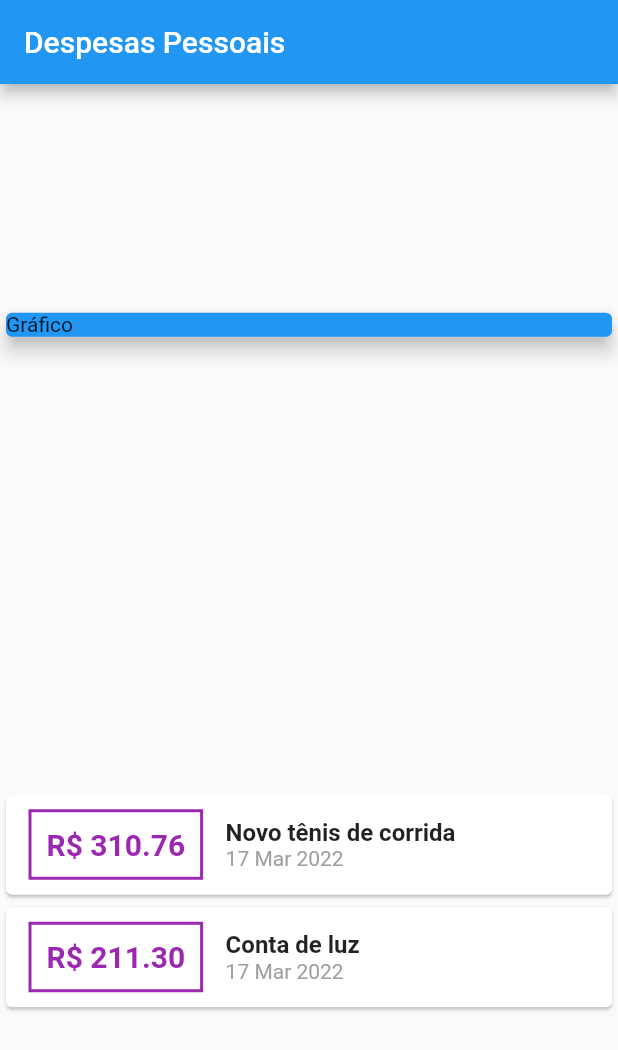
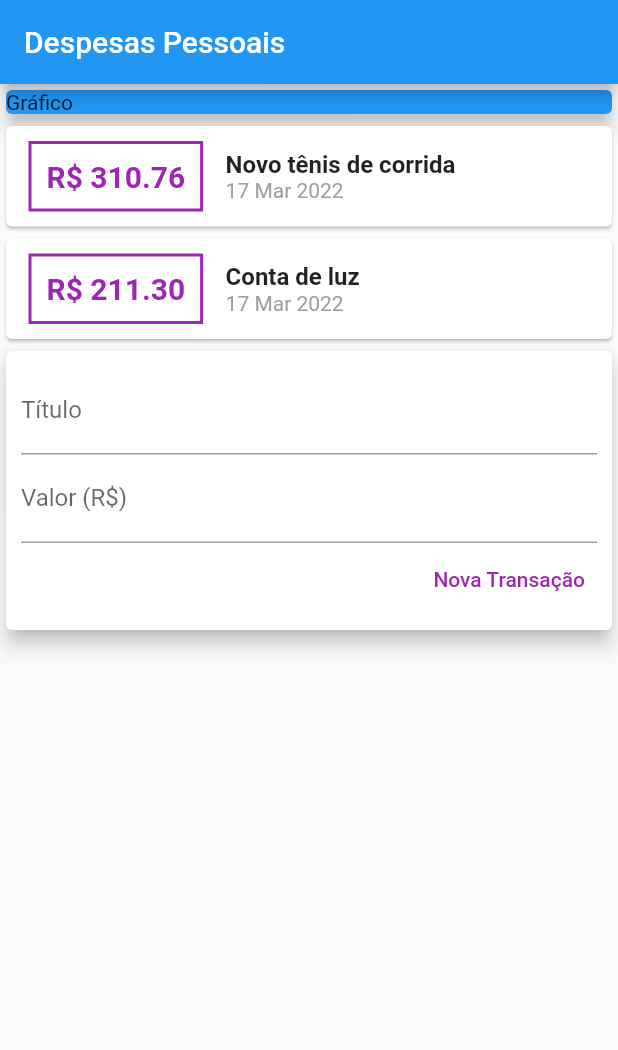
Before and after one commit to Souza83/expenses, a Flutter app: the screen it shows after launch, on a phone screen of 412 x 824 dp. Shown: the top 1050 px of the screen. Run offline on Flutter 3.47's test engine with Material 2 defaults, Android fonts, the phone set to English and light mode, and no system bars.

Commit message:
Usando TextField. Formatando botão de nova transação.

```diff
--- a/lib/main.dart
+++ b/lib/main.dart
@@ -33,7 +33,6 @@ class MyHomePage extends StatelessWidget {
         title: Text('Despesas Pessoais'),
       ),
       body: Column(
-        mainAxisAlignment: MainAxisAlignment.spaceAround, //Espaço entre objetos
         crossAxisAlignment: CrossAxisAlignment.stretch, //Estica os objetos
         children: <Widget>[
           Container(
@@ -93,6 +92,38 @@ class MyHomePage extends StatelessWidget {
               ));
             }).toList(),
           ),
+          Card(
+            elevation: 5,
+            child: Padding(
+              padding: const EdgeInsets.all(10.0),
+              child: Column(
+                children: <Widget>[
+                  TextField(
+                    decoration: InputDecoration(
+                      labelText: 'Título',
+                    ),
+                  ),
+                  TextField(
+                    decoration: InputDecoration(
+                      labelText: 'Valor (R\$)',
+                    ),
+                  ),
+                  Row(
+                    mainAxisAlignment: MainAxisAlignment.end,
+                    children: <Widget>[
+                      TextButton(
+                        child: Text(
+                          'Nova Transação',
+                          style: TextStyle(color: Colors.purple),
+                        ),
+                        onPressed: () {},
+                      )
+                    ],
+                  )
+                ],
+              ),
+            ),
+          )
         ],
       ),
     );
```
